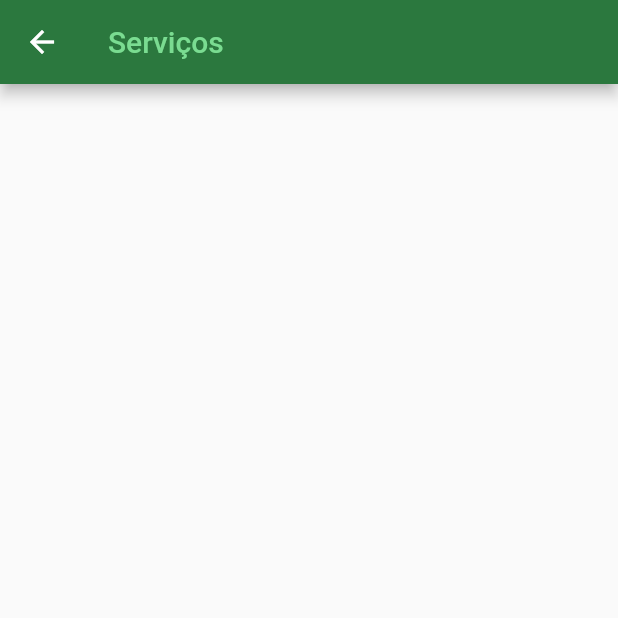
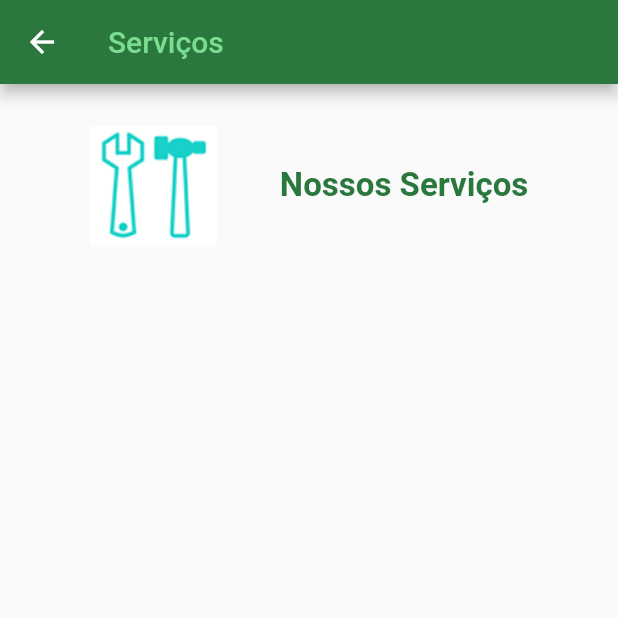
Before and after one commit to GuiQRSM/ATM-Consultaria, a Flutter app: the ServicoFrame screen opened directly, on a phone screen of 412 x 824 dp, the top half of it. Run offline on Flutter 3.47's test engine with Material 2 defaults, Android fonts, the phone set to English and light mode, and no system bars.

Commit message:
It declares in the Scaffold() class returned by the stful of 'ServicoFrame' the body attribute that receives the Container() class that receives as child the SingleChildScrollView() class that receives as child the Coloum() class that in its 'children: <>[ ]' contains a Row().

```diff
--- a/lib/Servico_Frame.dart
+++ b/lib/Servico_Frame.dart
@@ -21,6 +21,31 @@ class _ServicoFrameState extends State<ServicoFrame> {
           ),),
         backgroundColor: mainColor,
       ),
+      body: Container(
+        child: SingleChildScrollView(
+          padding: EdgeInsets.all(18),
+          child: Column(
+            children: <Widget>[
+             Padding(
+               padding: EdgeInsets.only(top: 10),
+               child: Row(
+                 mainAxisAlignment: MainAxisAlignment.spaceEvenly,
+                 children: <Widget>[
+                   Image.asset("imgs/detalhe_servico.png"),
+                   Text(
+                       "Nossos Serviços",
+                   style: TextStyle(
+                     fontSize: 22,
+                     fontWeight: FontWeight.w600,
+                     color: mainColor,
+                   ),),
+                 ],
+               ),
+             ),
+            ],
+          ),
+        ),
+      ),
     );
   }
 }
```
